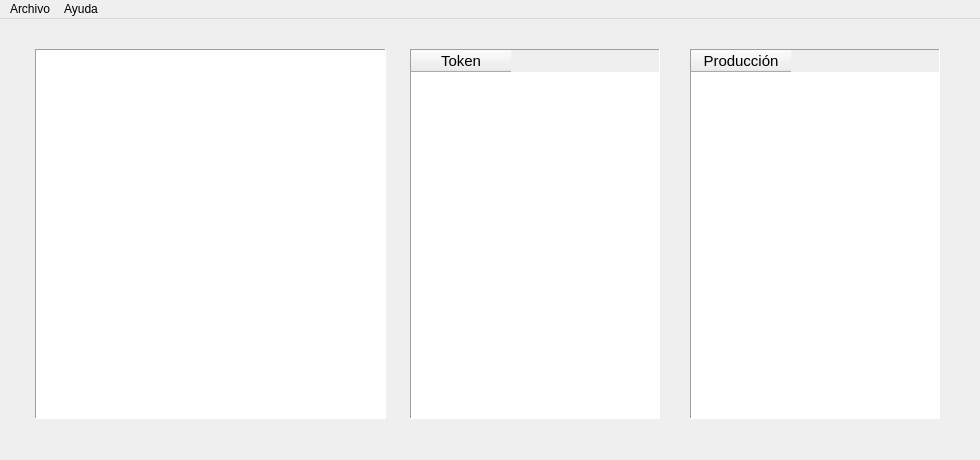
Above: mainwindow.ui from josearg150/AnalizadorSintactico before the change. Below: the same form after it.
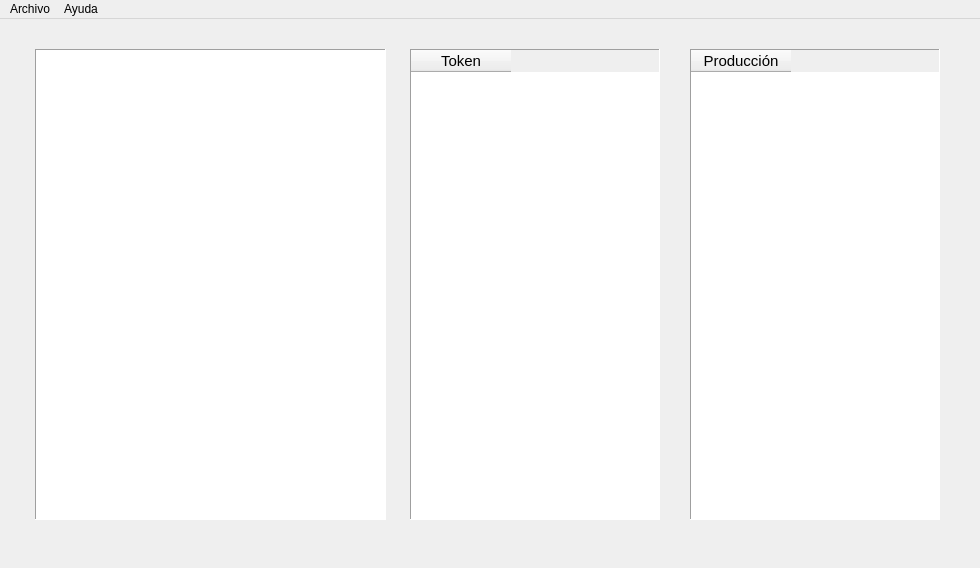
That is the form after the change.

Commit message: ahora si gui

Patch:
```diff
--- a/mainwindow.ui
+++ b/mainwindow.ui
@@ -7,7 +7,7 @@
     <x>0</x>
     <y>0</y>
     <width>980</width>
-    <height>460</height>
+    <height>568</height>
    </rect>
   </property>
   <property name="windowTitle">
@@ -20,7 +20,7 @@
       <x>410</x>
       <y>30</y>
       <width>250</width>
-      <height>370</height>
+      <height>471</height>
      </rect>
     </property>
     <property name="palette">
@@ -94,7 +94,7 @@
       <x>690</x>
       <y>30</y>
       <width>250</width>
-      <height>370</height>
+      <height>471</height>
      </rect>
     </property>
     <property name="palette">
@@ -168,7 +168,7 @@
       <x>35</x>
       <y>30</y>
       <width>351</width>
-      <height>370</height>
+      <height>471</height>
      </rect>
     </property>
     <property name="font">
```
The commit also changes 3 other files.
